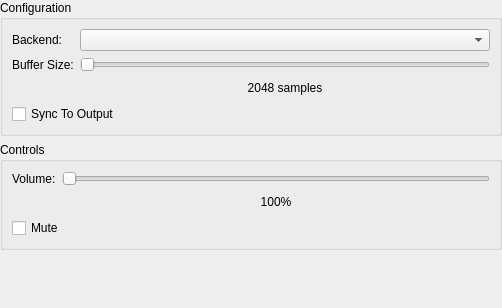
Qt form src/duckstation-qt/audiosettingswidget.ui (kofxi3584karlayang/duckstation) before a commit.
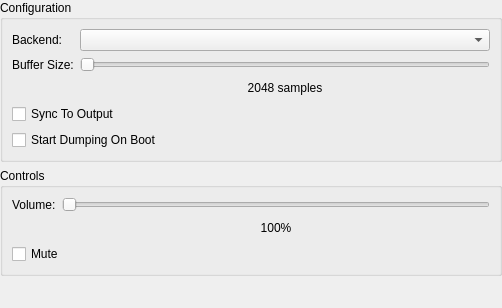
The same form after that commit.

Commit message: Qt: Add audio dumping options

Diff of the .ui file:
```diff
--- a/src/duckstation-qt/audiosettingswidget.ui
+++ b/src/duckstation-qt/audiosettingswidget.ui
@@ -86,6 +86,13 @@
         </property>
        </widget>
       </item>
+      <item row="4" column="0" colspan="2">
+       <widget class="QCheckBox" name="startDumpingOnBoot">
+        <property name="text">
+         <string>Start Dumping On Boot</string>
+        </property>
+       </widget>
+      </item>
      </layout>
     </widget>
    </item>
```
The commit also changes 5 other files.
